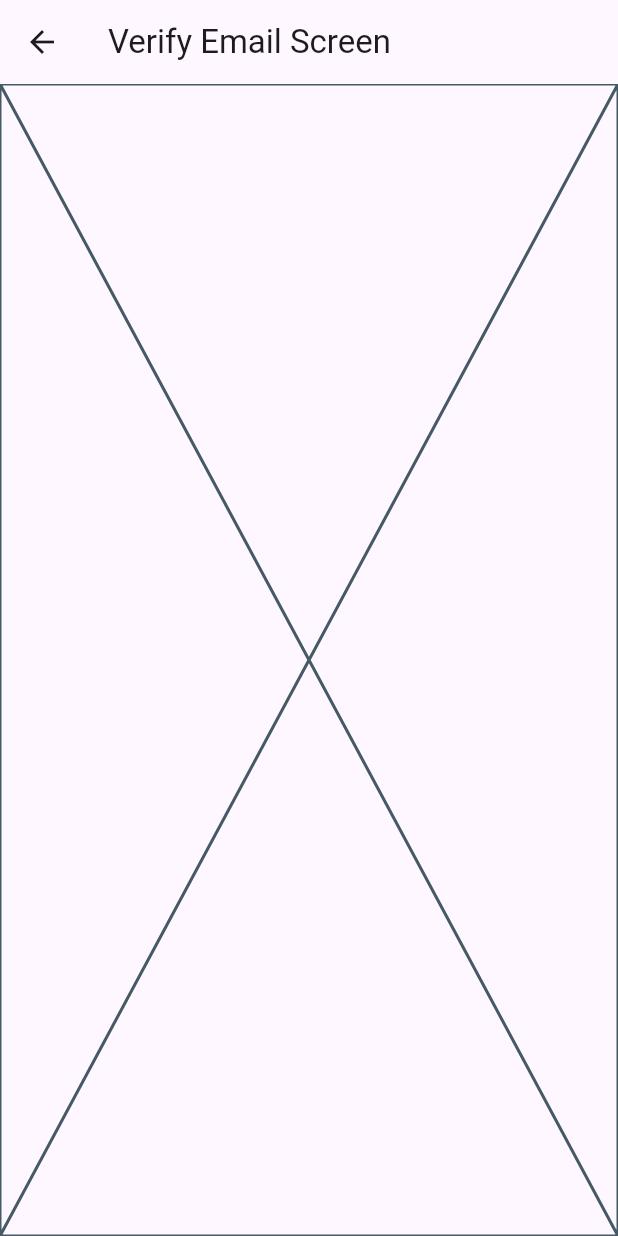
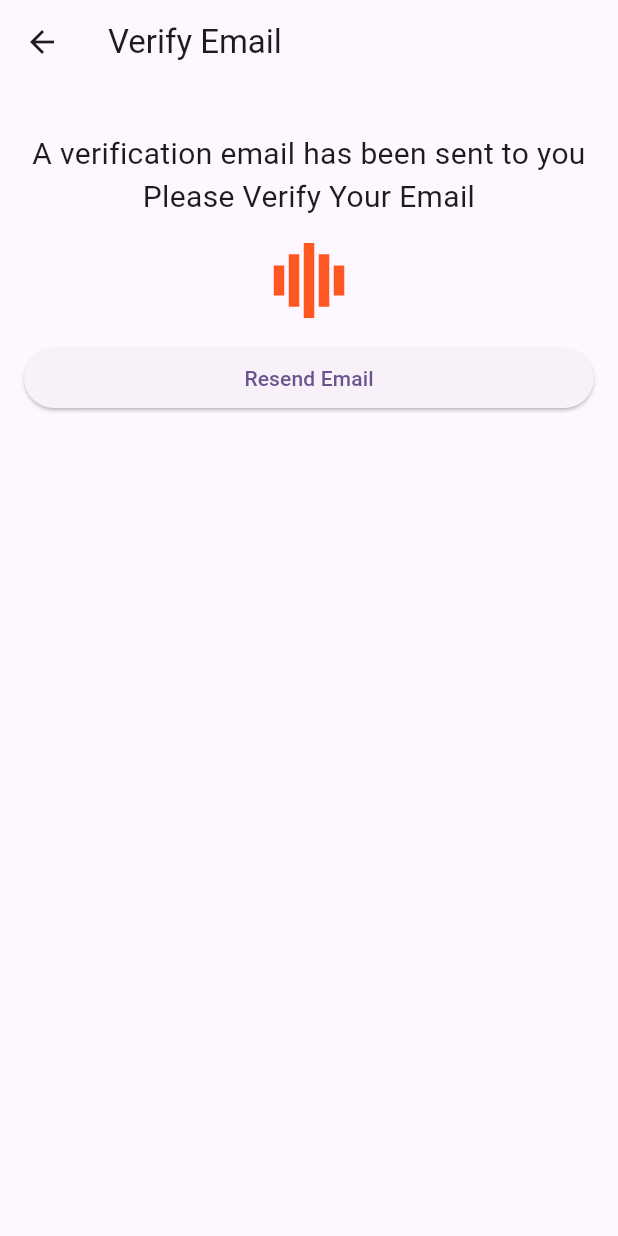
Before and after one commit to abidroid/sbbwu_firebase, a Flutter app: the VerifyEmailScreen screen opened directly, on a phone screen of 412 x 824 dp. Run offline on Flutter 3.47's test engine with Material 3 defaults, Android fonts, the phone set to English and light mode, and no system bars; our stand-ins replace country_code_picker, flutter_spinkit, gap.

Commit message:
verify email screen done

```diff
--- a/lib/screens/forgot_password_screen.dart
+++ b/lib/screens/forgot_password_screen.dart
@@ -16,7 +16,7 @@ class _ForgotPasswordScreenState extends State<ForgotPasswordScreen> {
   Widget build(BuildContext context) {
     return Scaffold(
       appBar: AppBar(
-        title: const Text('Forgot Password Screen'),
+        title: const Text('Forgot Password'),
       ),
       body: Padding(
         padding: const EdgeInsets.all(16.0),
--- a/lib/screens/login_screen.dart
+++ b/lib/screens/login_screen.dart
@@ -2,6 +2,7 @@ import 'package:flutter/material.dart';
 import 'package:gap/gap.dart';
 import 'package:sbbwu_firebase/screens/forgot_password_screen.dart';
 import 'package:sbbwu_firebase/screens/sign_up_screen.dart';
+import 'package:sbbwu_firebase/screens/verify_email_screen.dart';
 
 class LoginScreen extends StatefulWidget {
   const LoginScreen({super.key});
@@ -67,7 +68,13 @@ class _LoginScreenState extends State<LoginScreen> {
               style: TextStyle(fontSize: 12, fontStyle: FontStyle.italic),)),
 
 
-            ElevatedButton(onPressed: (){}, child: const Text('Login')),
+            ElevatedButton(onPressed: (){
+              Navigator.of(context).push(MaterialPageRoute(builder: (context){
+                return const VerifyEmailScreen();
+              }));
+
+
+            }, child: const Text('Login')),
 
             const Gap(16),
 
--- a/lib/screens/verify_email_screen.dart
+++ b/lib/screens/verify_email_screen.dart
@@ -1,4 +1,6 @@
 import 'package:flutter/material.dart';
+import 'package:flutter_spinkit/flutter_spinkit.dart';
+import 'package:gap/gap.dart';
 
 class VerifyEmailScreen extends StatefulWidget {
   const VerifyEmailScreen({super.key});
@@ -12,9 +14,26 @@ class _VerifyEmailScreenState extends State<VerifyEmailScreen> {
   Widget build(BuildContext context) {
     return Scaffold(
       appBar: AppBar(
-        title: const Text('Verify Email Screen'),
+        title: const Text('Verify Email'),
       ),
-      body: const Placeholder(),
+      body: Padding(
+        padding: const EdgeInsets.all(16.0),
+        child: ListView(children: [
+          const Gap(16),
+
+          const Text('A verification email has been sent to you\nPlease Verify Your Email',
+            textAlign: TextAlign.center,
+            style: TextStyle(fontSize: 20),
+          ),
+
+          const Gap(16),
+          const SpinKitWave(color: Colors.deepOrange,),
+          const Gap(16),
+
+          ElevatedButton(onPressed: (){}, child: const Text('Resend Email')),
+
+        ],),
+      ),
     );
   }
 }
```
